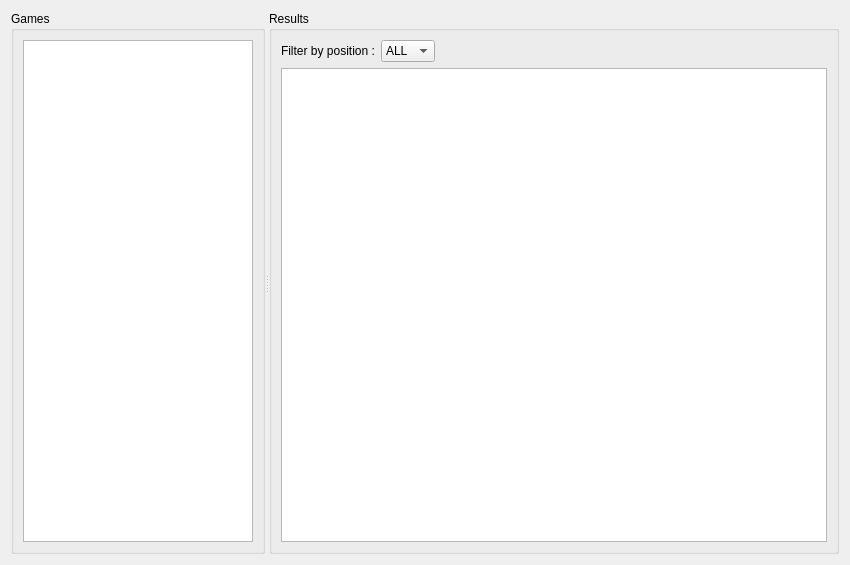
Old version of the form cute-fantasy/previousweekwidget.ui in the repository protoblock/protoblock.
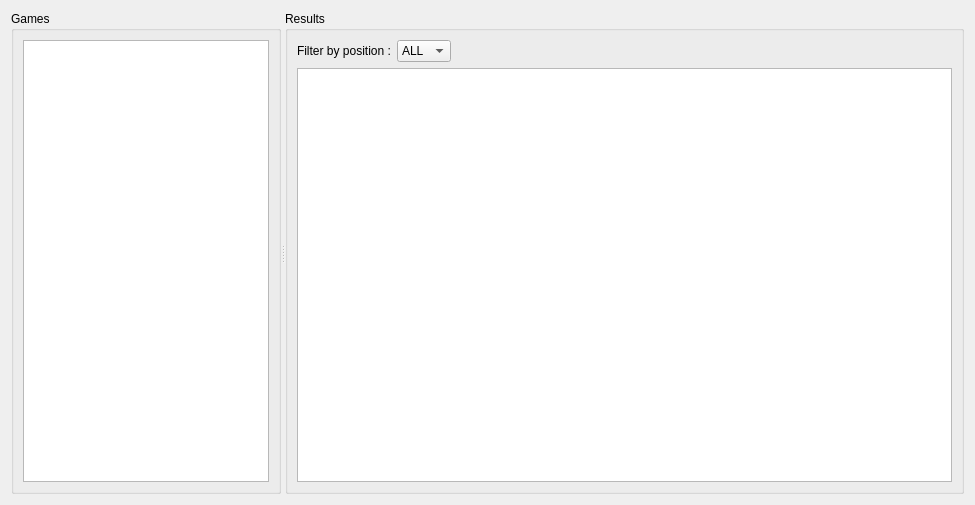
New version of the form.

Commit message: Modified ui to have the right and left panels always collapsible. Forced some min sizes to have a correct startup sizes.

```diff
--- a/cute-fantasy/previousweekwidget.ui
+++ b/cute-fantasy/previousweekwidget.ui
@@ -6,8 +6,8 @@
    <rect>
     <x>0</x>
     <y>0</y>
-    <width>850</width>
-    <height>565</height>
+    <width>975</width>
+    <height>505</height>
    </rect>
   </property>
   <property name="windowTitle">
@@ -16,6 +16,9 @@
   <layout class="QGridLayout" name="gridLayout_3">
    <item row="0" column="0">
     <widget class="QSplitter" name="splitter">
+     <property name="frameShape">
+      <enum>QFrame::NoFrame</enum>
+     </property>
      <property name="orientation">
       <enum>Qt::Horizontal</enum>
      </property>
@@ -26,6 +29,12 @@
         <verstretch>0</verstretch>
        </sizepolicy>
       </property>
+      <property name="maximumSize">
+       <size>
+        <width>270</width>
+        <height>16777215</height>
+       </size>
+      </property>
       <property name="title">
        <string>Games</string>
       </property>
```
The commit also changes 3 other files.
